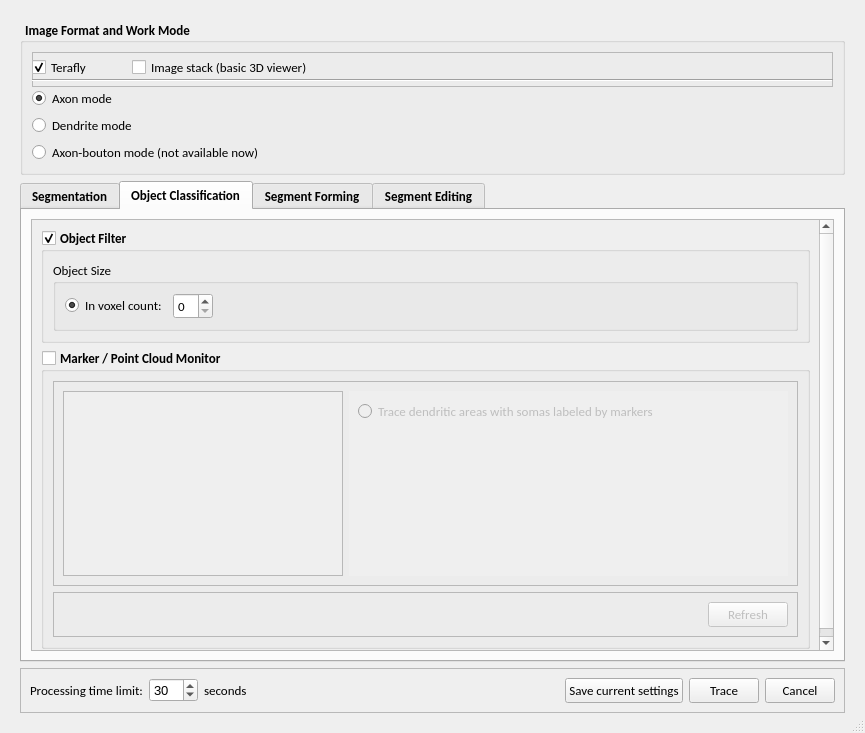
Old version of the form hackathon/MK/Fragmented_autoTrace/fragmentedTraceUI.ui in the repository Vaa3D/vaa3d_tools.
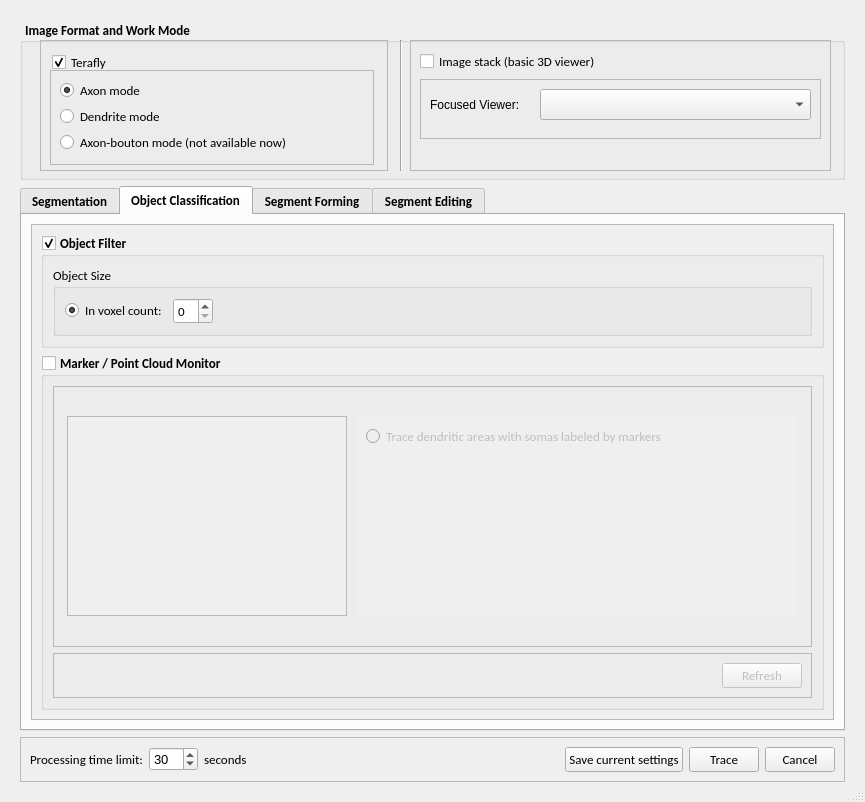
New version of the form. The open tabs and pages were chosen to show the change. Icons and pictures are not drawn.

The edit to the form file:
```diff
--- a/hackathon/MK/Fragmented_autoTrace/fragmentedTraceUI.ui
+++ b/hackathon/MK/Fragmented_autoTrace/fragmentedTraceUI.ui
@@ -13,7 +13,7 @@
     <x>0</x>
     <y>0</y>
     <width>865</width>
-    <height>733</height>
+    <height>802</height>
    </rect>
   </property>
   <property name="sizePolicy">
@@ -61,13 +61,13 @@
         <property name="minimumSize">
          <size>
           <width>0</width>
-          <height>150</height>
+          <height>160</height>
          </size>
         </property>
         <property name="maximumSize">
          <size>
           <width>16777215</width>
-          <height>155</height>
+          <height>160</height>
          </size>
         </property>
         <property name="font">
@@ -96,9 +96,15 @@
         <property name="checkable">
          <bool>false</bool>
         </property>
-        <layout class="QVBoxLayout" name="verticalLayout_3">
-         <item>
           <widget class="QFrame" name="frame_2">
+         <property name="geometry">
+          <rect>
+           <x>20</x>
+           <y>20</y>
+           <width>348</width>
+           <height>131</height>
+          </rect>
+         </property>
            <property name="minimumSize">
             <size>
              <width>0</width>
@@ -108,7 +114,7 @@
            <property name="maximumSize">
             <size>
              <width>16777215</width>
-             <height>30</height>
+           <height>150</height>
             </size>
            </property>
            <property name="font">
@@ -122,15 +128,33 @@
            <property name="frameShadow">
             <enum>QFrame::Raised</enum>
            </property>
+         <property name="lineWidth">
+          <number>1</number>
+         </property>
+         <property name="midLineWidth">
+          <number>0</number>
+         </property>
            <widget class="QCheckBox" name="checkBox">
             <property name="geometry">
              <rect>
-              <x>0</x>
-              <y>0</y>
-              <width>81</width>
-              <height>31</height>
-             </rect>
-            </property>
+            <x>12</x>
+            <y>12</y>
+            <width>324</width>
+            <height>20</height>
+           </rect>
+          </property>
+          <property name="minimumSize">
+           <size>
+            <width>0</width>
+            <height>15</height>
+           </size>
+          </property>
+          <property name="maximumSize">
+           <size>
+            <width>16777215</width>
+            <height>20</height>
+           </size>
+          </property>
             <property name="font">
              <font>
               <family>Calibri</family>
@@ -146,49 +170,42 @@
              <bool>true</bool>
             </property>
            </widget>
-           <widget class="QCheckBox" name="checkBox_2">
+         <widget class="QFrame" name="frame_6">
             <property name="geometry">
              <rect>
-              <x>100</x>
-              <y>0</y>
-              <width>231</width>
-              <height>31</height>
-             </rect>
-            </property>
-            <property name="font">
-             <font>
-              <family>Calibri</family>
-              <pointsize>10</pointsize>
-              <weight>50</weight>
-              <bold>false</bold>
-             </font>
-            </property>
-            <property name="text">
-             <string>Image stack (basic 3D viewer)</string>
-            </property>
-           </widget>
-          </widget>
-         </item>
-         <item>
-          <widget class="Line" name="line">
-           <property name="font">
-            <font>
-             <pointsize>10</pointsize>
-            </font>
+            <x>10</x>
+            <y>30</y>
+            <width>324</width>
+            <height>95</height>
+           </rect>
+          </property>
+          <property name="minimumSize">
+           <size>
+            <width>0</width>
+            <height>95</height>
+           </size>
+          </property>
+          <property name="maximumSize">
+           <size>
+            <width>16777215</width>
+            <height>95</height>
+           </size>
+          </property>
+          <property name="frameShape">
+           <enum>QFrame::StyledPanel</enum>
            </property>
            <property name="frameShadow">
-            <enum>QFrame::Sunken</enum>
-           </property>
-           <property name="lineWidth">
-            <number>1</number>
-           </property>
-           <property name="orientation">
-            <enum>Qt::Horizontal</enum>
-           </property>
-          </widget>
-         </item>
+           <enum>QFrame::Raised</enum>
+          </property>
+          <layout class="QVBoxLayout" name="verticalLayout_3">
          <item>
           <widget class="QRadioButton" name="radioButton">
+             <property name="maximumSize">
+              <size>
+               <width>16777215</width>
+               <height>20</height>
+              </size>
+             </property>
            <property name="font">
             <font>
              <family>Calibri</family>
@@ -207,6 +224,12 @@
          </item>
          <item>
           <widget class="QRadioButton" name="radioButton_2">
+             <property name="maximumSize">
+              <size>
+               <width>16777215</width>
+               <height>20</height>
+              </size>
+             </property>
            <property name="font">
             <font>
              <family>Calibri</family>
@@ -222,6 +245,12 @@
          </item>
          <item>
           <widget class="QRadioButton" name="radioButton_3">
+             <property name="maximumSize">
+              <size>
+               <width>16777215</width>
+               <height>20</height>
+              </size>
+             </property>
            <property name="font">
             <font>
              <family>Calibri</family>
@@ -235,6 +264,132 @@
          </item>
         </layout>
        </widget>
+        </widget>
+        <widget class="QFrame" name="frame_4">
+         <property name="geometry">
+          <rect>
+           <x>390</x>
+           <y>20</y>
+           <width>421</width>
+           <height>131</height>
+          </rect>
+         </property>
+         <property name="frameShape">
+          <enum>QFrame::StyledPanel</enum>
+         </property>
+         <property name="frameShadow">
+          <enum>QFrame::Raised</enum>
+         </property>
+         <layout class="QVBoxLayout" name="verticalLayout_14">
+          <item>
+           <widget class="QCheckBox" name="checkBox_2">
+            <property name="font">
+             <font>
+              <family>Calibri</family>
+              <pointsize>10</pointsize>
+              <weight>50</weight>
+              <bold>false</bold>
+             </font>
+            </property>
+            <property name="text">
+             <string>Image stack (basic 3D viewer)</string>
+            </property>
+           </widget>
+          </item>
+          <item>
+           <widget class="QFrame" name="frame_8">
+            <property name="minimumSize">
+             <size>
+              <width>0</width>
+              <height>60</height>
+             </size>
+            </property>
+            <property name="frameShape">
+             <enum>QFrame::StyledPanel</enum>
+            </property>
+            <property name="frameShadow">
+             <enum>QFrame::Raised</enum>
+            </property>
+            <widget class="QLabel" name="label_10">
+             <property name="geometry">
+              <rect>
+               <x>10</x>
+               <y>10</y>
+               <width>111</width>
+               <height>31</height>
+              </rect>
+             </property>
+             <property name="font">
+              <font>
+               <pointsize>9</pointsize>
+              </font>
+             </property>
+             <property name="text">
+              <string>Focused Viewer:</string>
+             </property>
+            </widget>
+            <widget class="QComboBox" name="comboBox">
+             <property name="geometry">
+              <rect>
+               <x>120</x>
+               <y>10</y>
+               <width>271</width>
+               <height>31</height>
+              </rect>
+             </property>
+             <property name="font">
+              <font>
+               <family>Calibri</family>
+               <pointsize>10</pointsize>
+              </font>
+             </property>
+             <property name="editable">
+              <bool>false</bool>
+             </property>
+             <property name="currentIndex">
+              <number>-1</number>
+             </property>
+             <property name="maxCount">
+              <number>2147483646</number>
+             </property>
+             <property name="minimumContentsLength">
+              <number>0</number>
+             </property>
+             <property name="modelColumn">
+              <number>0</number>
+             </property>
+            </widget>
+           </widget>
+          </item>
+          <item>
+           <spacer name="verticalSpacer">
+            <property name="orientation">
+             <enum>Qt::Vertical</enum>
+            </property>
+            <property name="sizeHint" stdset="0">
+             <size>
+              <width>20</width>
+              <height>5</height>
+             </size>
+            </property>
+           </spacer>
+          </item>
+         </layout>
+        </widget>
+        <widget class="Line" name="line">
+         <property name="geometry">
+          <rect>
+           <x>373</x>
+           <y>20</y>
+           <width>16</width>
+           <height>131</height>
+          </rect>
+         </property>
+         <property name="orientation">
+          <enum>Qt::Vertical</enum>
+         </property>
+        </widget>
+       </widget>
       </item>
       <item>
        <widget class="QTabWidget" name="tabWidget">
@@ -685,8 +840,8 @@
               <rect>
                <x>0</x>
                <y>0</y>
-               <width>770</width>
-               <height>444</height>
+               <width>791</width>
+               <height>476</height>
               </rect>
              </property>
              <layout class="QVBoxLayout" name="verticalLayout_18">
@@ -853,8 +1008,8 @@
                         <rect>
                          <x>0</x>
                          <y>0</y>
-                         <width>413</width>
-                         <height>170</height>
+                         <width>434</width>
+                         <height>200</height>
                         </rect>
                        </property>
                        <layout class="QVBoxLayout" name="verticalLayout">
```
Left out of the diff: 63 changed lines with no effect on the pictures. Lines whose indentation alone changed are shown as unchanged.
